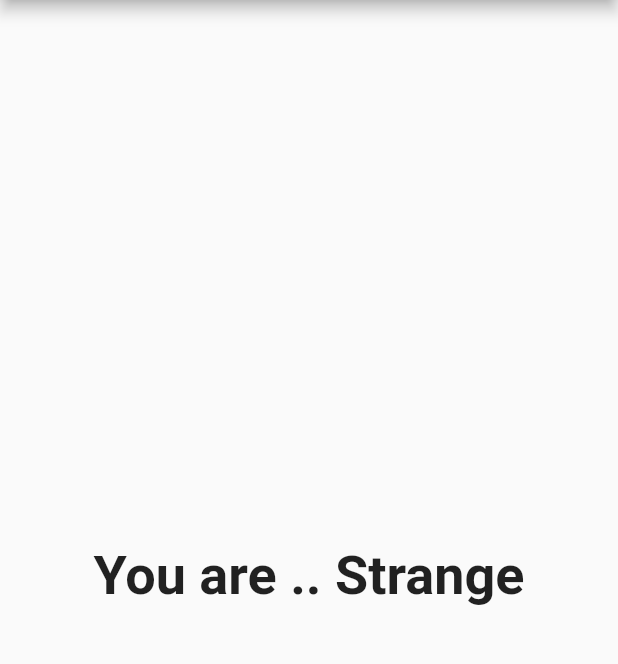
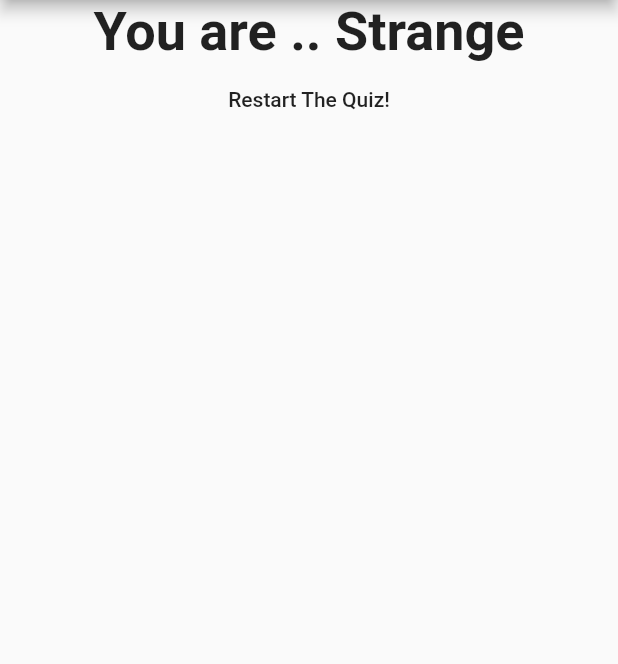
Before and after one commit to aditechdev/flutter-complete-guide, a Flutter app: the screen it shows after launch, after a tap on "Black", after a tap on "Dog", after a tap on "Vada Pao", on a phone screen of 412 x 824 dp, the part 84-748 px from its top. Run offline on Flutter 3.47's test engine with Material 2 defaults, Android fonts, the phone set to English and light mode, and no system bars.

```diff
--- a/lib/main.dart
+++ b/lib/main.dart
@@ -44,6 +44,13 @@ class _MyAppState extends State<MyApp> {
   var _questionIndex = 0;
   var _totalScore = 0;
 
+  void _resetQuiz() {
+    setState(() {
+      _questionIndex = 0;
+      _totalScore = 0;
+    });
+  }
+
   void _answerQuestion(int score) {
     // var aBool = true;
     // aBool = false;
@@ -71,7 +78,7 @@ class _MyAppState extends State<MyApp> {
                 questionIndex: _questionIndex,
                 questions: _questions,
               )
-            : Result(_totalScore),
+            : Result(_totalScore, _resetQuiz),
       ),
     );
   }
--- a/lib/result.dart
+++ b/lib/result.dart
@@ -2,8 +2,10 @@ import 'package:flutter/material.dart';
 
 class Result extends StatelessWidget {
   final int resultScore;
+  final Function resetHandler;
+      //? We can use VoidCallBack instead of Function
 
-  Result(this.resultScore);
+  Result(this.resultScore, this.resetHandler);
 
   String get resultPhrase {
     String resultText;
@@ -25,7 +27,9 @@ class Result extends StatelessWidget {
   @override
   Widget build(BuildContext context) {
     return Center(
-      child: Text(
+      child: Column(
+        children: [
+          Text(
             resultPhrase,
             style: TextStyle(
               fontSize: 36,
@@ -33,6 +37,14 @@ class Result extends StatelessWidget {
             ),
             textAlign: TextAlign.center,
           ),
+          FlatButton(
+            onPressed: resetHandler,
+            child: Text(
+              "Restart The Quiz!",
+            ),
+          ),
+        ],
+      ),
     );
   }
 }
```
Lines whose indentation alone changed are shown as unchanged.
